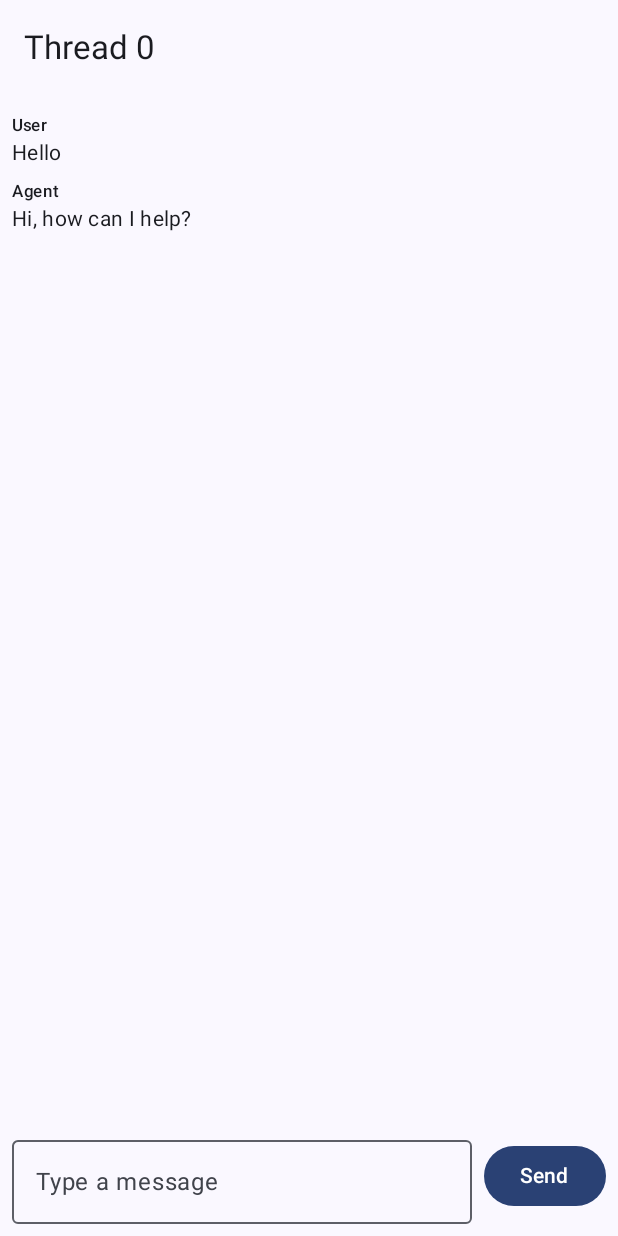
After one commit to arvindmishra07/BranchMessaging, an Android app built with Jetpack Compose: the composable ChatScreen called with empty values, on a phone screen of 412 x 824 dp. The commit adds this screen. Run offline under Robolectric (Android 15) with nearby library versions, the phone set to English and light mode, and no system bars.

Commit message:
chat screen

```diff
--- a/app/build.gradle.kts
+++ b/app/build.gradle.kts
@@ -88,6 +88,9 @@ dependencies {
     implementation("com.google.dagger:hilt-android:2.51")
     kapt("com.google.dagger:hilt-compiler:2.51")
 
+    // Hilt + Compose
+    implementation("androidx.hilt:hilt-navigation-compose:1.2.0")
+
     // DataStore
     implementation("androidx.datastore:datastore-preferences:1.1.1")
 }
--- a/app/src/main/java/com/example/branchmessaging/data/repository/MessageRepository.kt
+++ b/app/src/main/java/com/example/branchmessaging/data/repository/MessageRepository.kt
@@ -25,6 +25,7 @@ class MessageRepository @Inject constructor(
             sessionManager.saveAuthToken(response.authToken)
             Result.success(Unit)
         } catch (e: Exception) {
+            e.printStackTrace()
             Result.failure(e)
         }
     }
--- /dev/null
+++ b/app/src/main/java/com/example/branchmessaging/ui/chat/ChatScreen.kt
@@ -0,0 +1,104 @@
+package com.example.branchmessaging.ui.chat
+
+import androidx.compose.foundation.layout.*
+import androidx.compose.foundation.lazy.LazyColumn
+import androidx.compose.foundation.lazy.items
+import androidx.compose.material3.*
+import androidx.compose.runtime.*
+import androidx.compose.ui.Modifier
+import androidx.compose.ui.unit.dp
+
+@OptIn(ExperimentalMaterial3Api::class)
+@Composable
+fun ChatScreen(
+    threadId: Int
+) {
+
+    // Temporary static messages
+    val messages = listOf(
+        ChatMessageUiModel(
+            sender = "User",
+            body = "Hello"
+        ),
+        ChatMessageUiModel(
+            sender = "Agent",
+            body = "Hi, how can I help?"
+        )
+    )
+
+    Scaffold(
+        topBar = {
+            TopAppBar(
+                title = { Text("Thread $threadId") }
+            )
+        },
+        bottomBar = {
+            MessageInput()
+        }
+    ) { padding ->
+
+        LazyColumn(
+            modifier = Modifier
+                .fillMaxSize()
+                .padding(padding)
+                .padding(8.dp)
+        ) {
+            items(messages) { message ->
+                ChatMessageItem(message)
+            }
+        }
+    }
+}
+
+@Composable
+private fun ChatMessageItem(message: ChatMessageUiModel) {
+    Column(
+        modifier = Modifier
+            .fillMaxWidth()
+            .padding(vertical = 4.dp)
+    ) {
+        Text(
+            text = message.sender,
+            style = MaterialTheme.typography.labelSmall
+        )
+
+        Text(
+            text = message.body,
+            style = MaterialTheme.typography.bodyMedium
+        )
+    }
+}
+
+@Composable
+private fun MessageInput() {
+    var text by remember { mutableStateOf("") }
+
+    Row(
+        modifier = Modifier
+            .fillMaxWidth()
+            .padding(8.dp)
+    ) {
+        OutlinedTextField(
+            value = text,
+            onValueChange = { text = it },
+            modifier = Modifier.weight(1f),
+            placeholder = { Text("Type a message") }
+        )
+
+        Spacer(modifier = Modifier.width(8.dp))
+
+        Button(
+            onClick = {
+                // send logic later
+                text = ""
+            }
+        ) {
+            Text("Send")
+        }
+    }
+}
+
+data class ChatMessageUiModel(
+    val sender: String,
+    val body: String
+)
```
Also changed, not shown: app/src/main/java/com/example/branchmessaging/MainActivity.kt (+10 -6 lines), app/src/main/java/com/example/branchmessaging/navigation/AppNavGraph.kt (added, +32 -0 lines), app/src/main/java/com/example/branchmessaging/ui/login/LoginScreen.kt (added, +85 -0 lines), app/src/main/java/com/example/branchmessaging/ui/login/LoginViewModel.kt (added, +59 -0 lines), app/src/main/java/com/example/branchmessaging/ui/threads/ThreadUiModel.kt (added, +7 -0 lines), app/src/main/java/com/example/branchmessaging/ui/threads/ThreadsScreen.kt (added, +134 -0 lines), app/src/main/java/com/example/branchmessaging/ui/threads/ThreadsViewModel.kt (added, +61 -0 lines), 2 other files.
